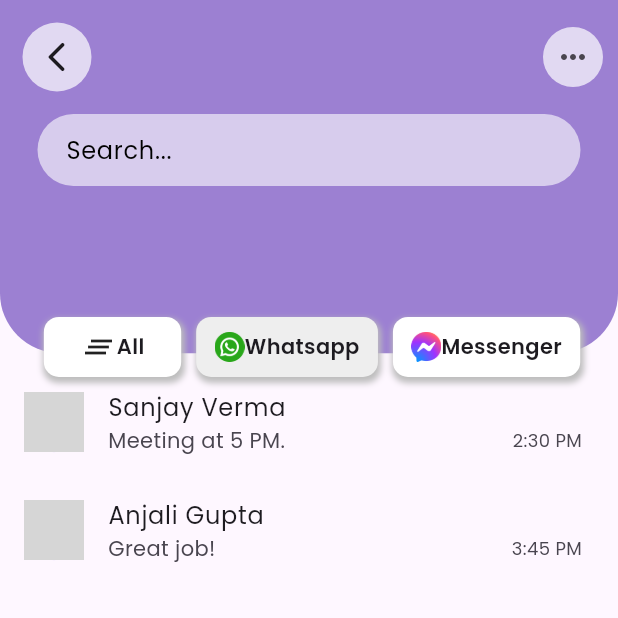
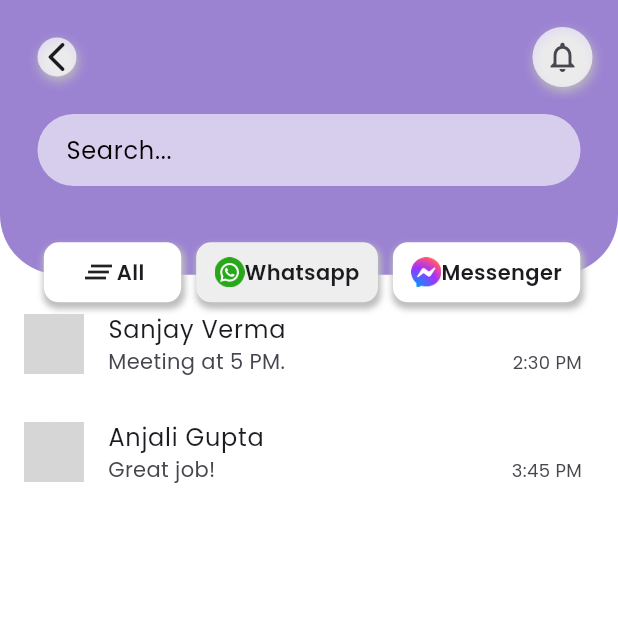
Before and after one commit to meet-shiyaniya/staff_lead_mgt, a Flutter app: the ExampleTabbar screen opened directly, after a tap on "Whatsapp", on a phone screen of 412 x 824 dp, the top half of it. Run offline on Flutter 3.47's test engine with Material 3 defaults, Android fonts, the phone set to English and light mode, and no system bars; our stand-ins replace animate_do, auto_size_text, dotted_border, dropdown_button2, emoji_picker_flutter, fl_chart and 13 more; missing offline and left inert: switcher_button; accounts and stored records are empty; network calls fail; grey boxes are pictures that could not be loaded.

Commit message:
notification icon done

```diff
--- a/lib/main.dart
+++ b/lib/main.dart
@@ -1,7 +1,8 @@
 import 'package:flutter/material.dart';
 import 'package:hr_app/Inquiry_Management/Inquiry_Management_Screen.dart';
+import 'package:hr_app/social_module/chatting_module/example.dart';
 import 'package:hr_app/social_module/login_screen/login_screen.dart';
-import 'package:hr_app/staff_HRM_module/Screen/Staff%20HR%20Screens/staff_Dash_Screen.dart';
+
 
 import 'bottom_navigation.dart';
 import 'dashboard.dart';
--- a/lib/social_module/chatting_module/example.dart
+++ b/lib/social_module/chatting_module/example.dart
@@ -91,12 +91,13 @@ class _ExampleTabbarState extends State<ExampleTabbar> {
   @override
   Widget build(BuildContext context) {
     return Scaffold(
+      backgroundColor: Colors.white,
       body: Stack(
         children: [
           Column(
             children: [
               Container(
-                height: MediaQuery.of(context).size.height / 3.5,
+                height: MediaQuery.of(context).size.height / 4.5,
                 width: double.infinity,
                 padding: const EdgeInsets.all(10),
                 decoration: BoxDecoration(
@@ -111,7 +112,7 @@ class _ExampleTabbarState extends State<ExampleTabbar> {
                     AppBar(
                       backgroundColor: const Color.fromRGBO(193, 133, 232, 0),
                       leading: Padding(
-                        padding: const EdgeInsets.all(5.0),
+                        padding: const EdgeInsets.all(8.0),
                         child: CustomAppBarButton(
                           icon: Icons.arrow_back_ios_rounded,
                           color: Colors.white.withOpacity(0.7),
@@ -127,7 +128,7 @@ class _ExampleTabbarState extends State<ExampleTabbar> {
                                       builder: (context) => LoginScreen()));
                             },
                             child: CustomAppBarButton(
-                                icon: Icons.more_horiz,
+                                icon: Icons.notifications_none,
                                 color: Colors.white.withOpacity(0.7)))
                       ],
                     ),
@@ -185,7 +186,7 @@ class _ExampleTabbarState extends State<ExampleTabbar> {
             ],
           ),
           Positioned(
-            top: MediaQuery.of(context).size.height / 3.9,
+            top: MediaQuery.of(context).size.height / 5.1,
             left: MediaQuery.of(context).size.width / 17,
             child: Column(
               children: [
--- a/lib/social_module/custom_widget/appbar_button.dart
+++ b/lib/social_module/custom_widget/appbar_button.dart
@@ -19,9 +19,17 @@ class CustomAppBarButton extends StatelessWidget {
     return Container(
       height: 40,
       width: 40,
+      margin: EdgeInsets.all(7),
       decoration: BoxDecoration(
         shape: BoxShape.circle,
         color: color,
+        boxShadow: [
+          BoxShadow(
+            offset: Offset(1,3),
+            blurRadius: 5,
+            color: Colors.grey.shade400
+          )
+        ]
       ),
       child: Icon(icon),
     );
--- a/pubspec.yaml
+++ b/pubspec.yaml
@@ -54,6 +54,7 @@ dependencies:
   animate_do: ^3.3.4
   geolocator: ^13.0.2
   permission_handler: ^11.3.1
+  google_nav_bar:
 
 dev_dependencies:
   flutter_test:
```
Also changed, not shown: lib/bottom_navigation.dart (+17 -8 lines), lib/dashboard.dart (+15 -18 lines), pubspec.lock.
